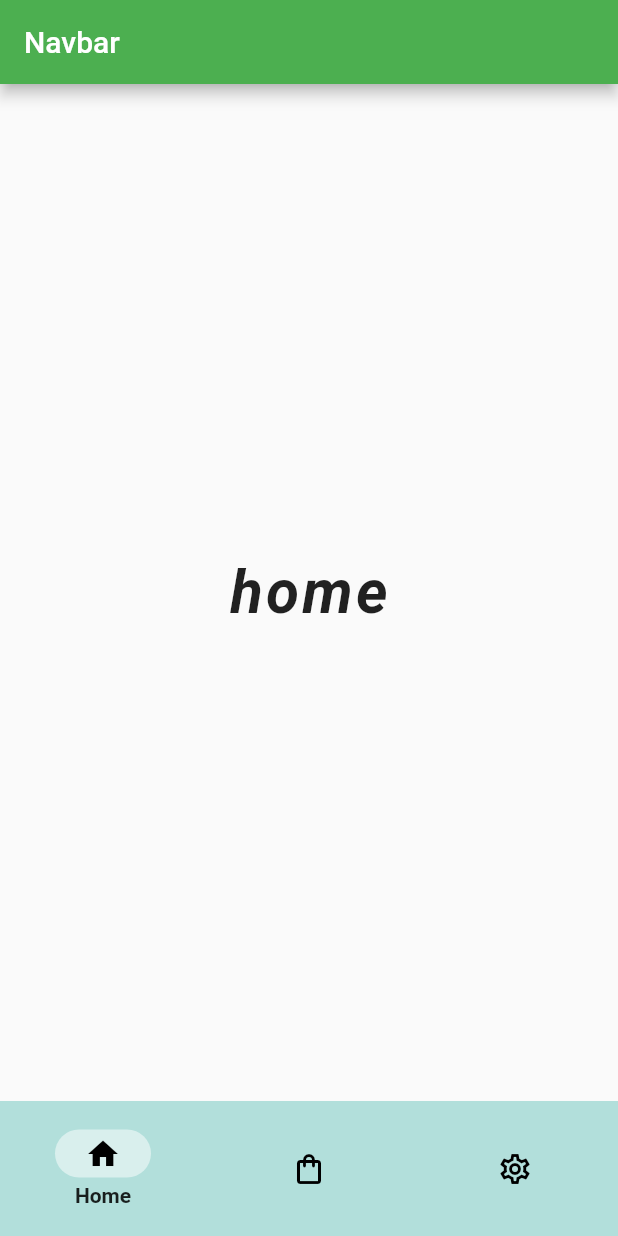
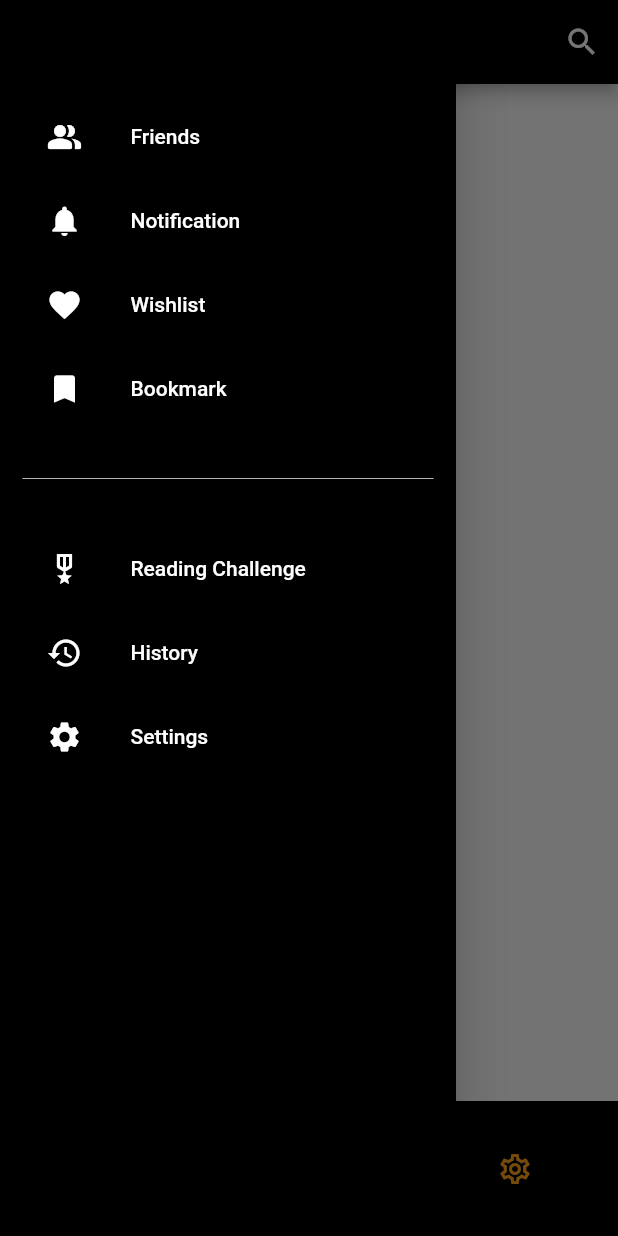
Before and after one commit to danielfebrianew/Pelatihan-Dart-ITC, a Flutter app: the screen it shows after launch, with the side drawer open (before the commit the screen has no drawer), on a phone screen of 412 x 824 dp. Run offline on Flutter 3.47's test engine with Material 2 defaults, Android fonts, the light colour scheme and no system bars; project files that could hold a hidden picture were left out.

Commit message:
Final Project ITC

```diff
--- /dev/null
+++ b/FinalProject/project/lib/colors/colors.dart
@@ -0,0 +1,18 @@
+import 'package:flutter/material.dart';
+
+const MaterialColor primaryBlack = MaterialColor(
+  _blackPrimaryValue,
+  <int, Color>{
+    50: Color(0xFF000000),
+    100: Color(0xFF000000),
+    200: Color(0xFF000000),
+    300: Color(0xFF000000),
+    400: Color(0xFF000000),
+    500: Color(_blackPrimaryValue),
+    600: Color(0xFF000000),
+    700: Color(0xFF000000),
+    800: Color(0xFF000000),
+    900: Color(0xFF000000),
+  },
+);
+const int _blackPrimaryValue = 0xFF000000;
--- a/FinalProject/project/lib/main.dart
+++ b/FinalProject/project/lib/main.dart
@@ -1,5 +1,6 @@
 import 'package:flutter/material.dart';
 import 'package:project/pages/homepage.dart';
+import 'package:project/colors/colors.dart';
 
 void main() {
   runApp(const MyApp());
@@ -15,7 +16,7 @@ class MyApp extends StatelessWidget {
       debugShowCheckedModeBanner: false,
       title: 'Flutter Demo',
       theme: ThemeData(
-        primarySwatch: Colors.green,
+        primarySwatch: primaryBlack,
       ),
       home: const homepage(),
     );
--- a/FinalProject/project/lib/pages/homepage.dart
+++ b/FinalProject/project/lib/pages/homepage.dart
@@ -1,4 +1,5 @@
 import 'package:flutter/material.dart';
+import 'package:project/widget/drawer_widget.dart';
 
 // ignore: camel_case_types
 class homepage extends StatefulWidget {
@@ -27,25 +28,50 @@ class _homepageState extends State<homepage> {
   @override
   Widget build(BuildContext context) {
     return Scaffold(
+      drawer: const NavigationDrawerWidget(),
       appBar: AppBar(
-        title: const Text(
-          'Navbar',
+        centerTitle: true,
+        flexibleSpace: Container(
+          height: 45,
+          width: 45,
+          alignment: Alignment.center,
+          // padding: const EdgeInsets.all(0),
+          margin: const EdgeInsets.fromLTRB(0, 30, 0, 0),
+          decoration: const BoxDecoration(
+            image: DecorationImage(
+              image: AssetImage(
+                'images/landscapeLogo.png',
+              ),
+              // fit: BoxFit.fitHeight,
+            ),
+          ),
         ),
+        actions: [
+          IconButton(
+            onPressed: () {
+              showSearch(context: context, delegate: CustomSearchDelegate());
+            },
+            icon: const Icon(Icons.search),
+          ),
+        ],
       ),
       body: Center(
         child: pages[_currentIndex],
       ),
       bottomNavigationBar: NavigationBarTheme(
         data: NavigationBarThemeData(
-          indicatorColor: Colors.white.withOpacity(0.5),
-          labelTextStyle: MaterialStateProperty.all(const TextStyle(
-            fontSize: 14,
-            fontWeight: FontWeight.bold,
-          )),
+          indicatorColor: const Color.fromRGBO(255, 163, 26, 1),
+          labelTextStyle: MaterialStateProperty.all(
+            const TextStyle(
+              color: Color.fromRGBO(255, 163, 26, 1),
+              fontSize: 14,
+              fontWeight: FontWeight.bold,
+            ),
+          ),
         ),
         child: NavigationBar(
           height: 90,
-          backgroundColor: Colors.teal.shade100,
+          backgroundColor: Colors.black,
           labelBehavior: NavigationDestinationLabelBehavior.onlyShowSelected,
           selectedIndex: _currentIndex,
           onDestinationSelected: (int newIndex) {
@@ -55,18 +81,36 @@ class _homepageState extends State<homepage> {
           },
           destinations: const [
             NavigationDestination(
-              selectedIcon: Icon(Icons.home),
-              icon: Icon(Icons.home_outlined),
+              selectedIcon: Icon(
+                Icons.home,
+                color: Colors.black,
+              ),
+              icon: Icon(
+                Icons.home_outlined,
+                color: Color.fromRGBO(255, 163, 26, 1),
+              ),
               label: 'Home',
             ),
             NavigationDestination(
-              selectedIcon: Icon(Icons.shopping_bag),
-              icon: Icon(Icons.shopping_bag_outlined),
-              label: 'Shop',
+              selectedIcon: Icon(
+                Icons.my_library_books_rounded,
+                color: Colors.black,
+              ),
+              icon: Icon(
+                Icons.my_library_books_outlined,
+                color: Color.fromRGBO(255, 163, 26, 1),
+              ),
+              label: 'My Books',
             ),
             NavigationDestination(
-              selectedIcon: Icon(Icons.settings),
-              icon: Icon(Icons.settings_outlined),
+              selectedIcon: Icon(
+                Icons.settings,
+                color: Colors.black,
+              ),
+              icon: Icon(
+                Icons.settings_outlined,
+                color: Color.fromRGBO(255, 163, 26, 1),
+              ),
               label: 'Settings',
             ),
           ],
@@ -75,3 +119,74 @@ class _homepageState extends State<homepage> {
     );
   }
 }
+
+class CustomSearchDelegate extends SearchDelegate {
+  List<String> searchTerms = [
+    'Norwegian Wood',
+    'Bumi Manusia',
+    'Filosofi Teras',
+    'Laut Bercerita',
+    'Bumi',
+    'Dunia Sophie',
+    "Gulliver's Travel",
+    'Hujan',
+  ];
+  @override
+  List<Widget>? buildActions(BuildContext context) {
+    return [
+      IconButton(
+        onPressed: () {
+          query = '';
+        },
+        icon: const Icon(Icons.clear),
+      ),
+    ];
+  }
+
+  @override
+  Widget? buildLeading(BuildContext context) {
+    return IconButton(
+      onPressed: () {
+        close(context, null);
+      },
+      icon: const Icon(Icons.arrow_back),
+    );
+  }
+
+  @override
+  Widget buildResults(BuildContext context) {
+    List<String> matchQuery = [];
+    for (var fruit in searchTerms) {
+      if (fruit.toLowerCase().contains(query.toLowerCase())) {
+        matchQuery.add(fruit);
+      }
+    }
+    return ListView.builder(
+        itemCount: matchQuery.length,
+        itemBuilder: (context, index) {
+          var result = matchQuery[index];
+          return ListTile(
+            title: Text(result),
+          );
+        });
+  }
+
+  @override
+  Widget buildSuggestions(BuildContext context) {
+    List<String> matchQuery = [];
+    for (var fruit in searchTerms) {
+      if (fruit.toLowerCase().contains(query.toLowerCase())) {
+        matchQuery.add(fruit);
+      }
+    }
+    return ListView.builder(
+        itemCount: matchQuery.length,
+        itemBuilder: (context, index) {
+          var result = matchQuery[index];
+          return ListTile(
+            title: Text(result),
+          );
+        });
+    // throw UnimplementedError();
+  }
+}
--- /dev/null
+++ b/FinalProject/project/lib/pages/wishlistpage.dart
@@ -0,0 +1,16 @@
+import 'package:flutter/material.dart';
+import 'package:project/colors/colors.dart';
+
+class Wishlist extends StatelessWidget {
+  const Wishlist({Key? key}) : super(key: key);
+
+  @override
+  Widget build(BuildContext context) {
+    return Scaffold(
+      appBar: AppBar(
+        title: const Text('Wishlist'),
+        backgroundColor: primaryBlack,
+      ),
+    );
+  }
+}
--- /dev/null
+++ b/FinalProject/project/lib/widget/drawer_widget.dart
@@ -0,0 +1,140 @@
+import 'package:flutter/material.dart';
+import 'package:project/pages/bookmarkpage.dart';
+import 'package:project/pages/challengepage.dart';
+import 'package:project/pages/friendspage.dart';
+import 'package:project/pages/historypage.dart';
+import 'package:project/pages/notificationpage.dart';
+import 'package:project/pages/settingspage.dart';
+import 'package:project/pages/wishlistpage.dart';
+
+class NavigationDrawerWidget extends StatefulWidget {
+  const NavigationDrawerWidget({Key? key}) : super(key: key);
+
+  @override
+  State<NavigationDrawerWidget> createState() => _NavigationDrawerWidgetState();
+}
+
+class _NavigationDrawerWidgetState extends State<NavigationDrawerWidget> {
+  final padding = const EdgeInsets.symmetric(horizontal: 20);
+  @override
+  Widget build(BuildContext context) {
+    return Drawer(
+      child: Container(
+        padding: const EdgeInsets.all(15),
+        color: Colors.black,
+        child: ListView(
+          children: <Widget>[
+            const SizedBox(height: 48),
+            buildMenuItem(
+              text: 'Friends',
+              icon: Icons.people_alt_rounded,
+              onClicked: () => selectedItem(context, 0),
+            ),
+            buildMenuItem(
+              text: 'Notification',
+              icon: Icons.notifications,
+              onClicked: () => selectedItem(context, 1),
+            ),
+            buildMenuItem(
+              text: 'Wishlist',
+              icon: Icons.favorite,
+              onClicked: () => selectedItem(context, 2),
+            ),
+            buildMenuItem(
+              text: 'Bookmark',
+              icon: Icons.bookmark,
+              onClicked: () => selectedItem(context, 3),
+            ),
+            const SizedBox(height: 24),
+            const Divider(color: Colors.white70),
+            const SizedBox(height: 24),
+            buildMenuItem(
+              text: 'Reading Challenge',
+              icon: Icons.military_tech_outlined,
+              onClicked: () => selectedItem(context, 4),
+            ),
+            buildMenuItem(
+              text: 'History',
+              icon: Icons.history,
+              onClicked: () => selectedItem(context, 5),
+            ),
+            buildMenuItem(
+              text: 'Settings',
+              icon: Icons.settings,
+              onClicked: () => selectedItem(context, 6),
+            ),
+          ],
+        ),
+      ),
+    );
+  }
+}
+
+Widget buildMenuItem(
+    {required String text, required IconData icon, VoidCallback? onClicked}) {
+  const color = Colors.white;
+
+  return ListTile(
+    leading: Icon(icon, color: color),
+    title: Text(
+      text,
+      style: const TextStyle(color: color),
+    ),
+    hoverColor: Colors.white,
+    onTap: onClicked,
+  );
+}
+
+void selectedItem(BuildContext context, int index) {
+  switch (index) {
+    case 0:
+      Navigator.of(context).push(
+        MaterialPageRoute(
+          builder: (context) => const FriendsPage(),
+        ),
+      );
+      break;
+    case 1:
+      Navigator.of(context).push(
+        MaterialPageRoute(
+          builder: (context) => const NotificationPage(),
+        ),
+      );
+      break;
+    case 2:
+      Navigator.of(context).push(
+        MaterialPageRoute(
+          builder: (context) => const Wishlist(),
+        ),
+      );
+      break;
+    case 3:
+      Navigator.of(context).push(
+        MaterialPageRoute(
+          builder: (context) => const BookmarkPage(),
+        ),
+      );
+      break;
+    case 4:
+      Navigator.of(context).push(
+        MaterialPageRoute(
+          builder: (context) => const ChallengePage(),
+        ),
+      );
+      break;
+    case 5:
+      Navigator.of(context).push(
+        MaterialPageRoute(
+          builder: (context) => const HistoryPage(),
+        ),
+      );
+      break;
+    case 6:
+      Navigator.of(context).push(
+        MaterialPageRoute(
+          builder: (context) => const SettingsPage(),
+        ),
+      );
+      break;
+  }
+}
```
Also changed, not shown: FinalProject/project/lib/pages/bookmarkpage.dart (added, +17 -0 lines), FinalProject/project/lib/pages/challengepage.dart (added, +16 -0 lines), FinalProject/project/lib/pages/friendspage.dart (added, +17 -0 lines), FinalProject/project/lib/pages/notificationpage.dart (added, +16 -0 lines), FinalProject/project/lib/pages/settingspage.dart (added, +16 -0 lines), FinalProject/project/pubspec.yaml (+4 -3 lines), FinalProject/project/images/landscapeLogo.png (added), FinalProject/project/images/squareLogo.png (added), FinalProject/project/images/user.JPG (added), FinalProject/project/lib/pages/historypage.dart (added).
